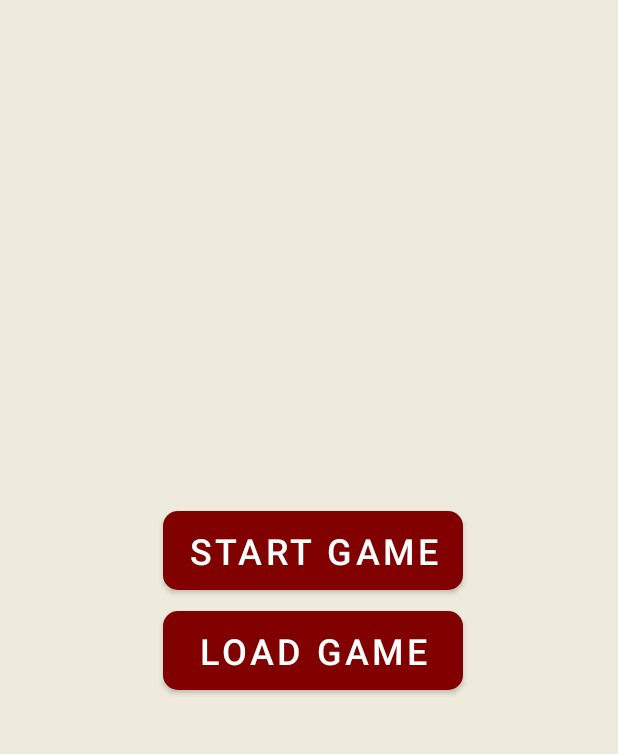
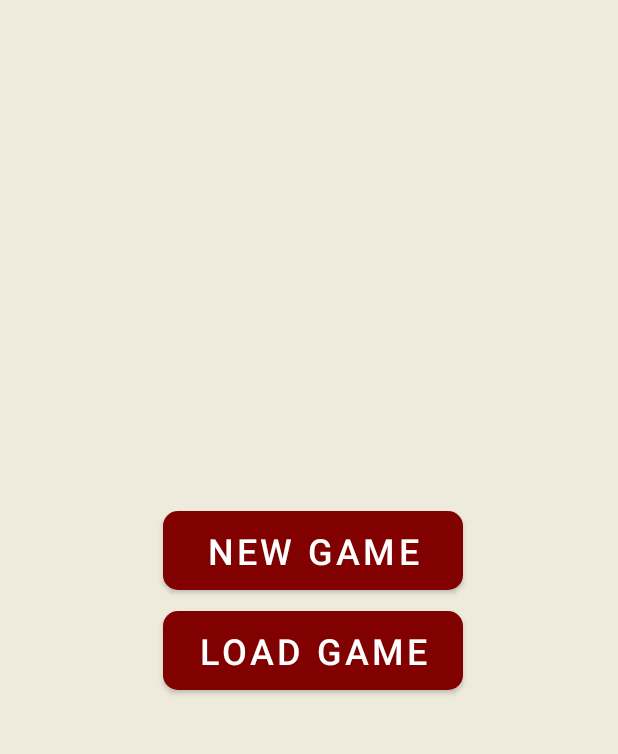
Before and after one commit to ClaudiuVisan/Whist_Score_Table, an Android app: the screen it shows after launch (MenuActivity), on a phone screen of 412 x 824 dp, the part 287-1041 px from its top. Run offline under Robolectric (Android 15) with nearby library versions, the phone set to English and light mode, and no system bars.

Commit message:
VERSIUNE FINALA v01

```diff
--- a/app/src/main/res/values/strings.xml
+++ b/app/src/main/res/values/strings.xml
@@ -1,9 +1,9 @@
 <resources>
     <string name="app_name">Whist Score Table</string>
     <string name="titlu">WHIST SCORE TABLE</string>
-    <string name="newGame">START GAME</string>
+    <string name="newGame">NEW GAME</string>
     <string name="noPlayers">SELECT NUMBER OF PLAYERS</string>
-    <string name="loadGame">LOAD  GAME</string>
+    <string name="loadGame">LOAD GAME</string>
     <string name="spinPlayers">PLAYERS</string>
     <string name="startGame">START GAME</string>
     <string-array name="spinNoPlayers">
```
